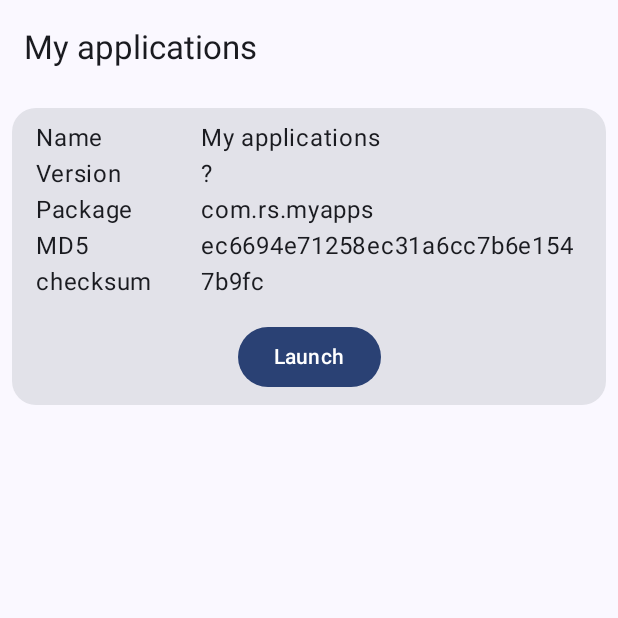
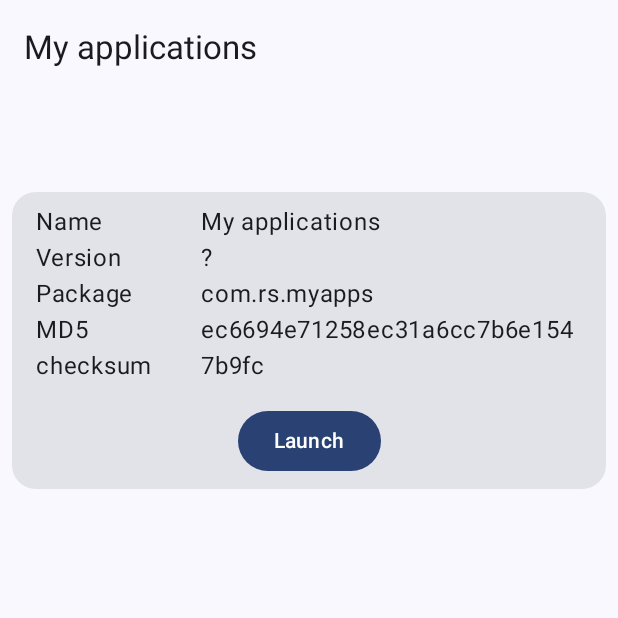
Before and after one commit to vicpls/MyApps, an Android app built with Jetpack Compose: the screen it shows after launch (MainActivity), after a tap on "My applications", on a phone screen of 412 x 824 dp, the top half of it. Run offline under Robolectric (Android 15) with nearby library versions, the phone set to English and light mode, and no system bars; our stand-ins replace Dagger/Hilt's generated code; libraries missing offline, so code that uses them is left out: androidx.hilt.lifecycle.

```diff
--- a/app/src/main/java/com/rs/myapps/data/CheckSumUseCase.kt
+++ b/app/src/main/java/com/rs/myapps/data/CheckSumUseCase.kt
@@ -27,16 +27,11 @@ class CheckSumUseCase(
                 val byteArray = ByteArray(1024)
                 var bytesCount: Int
 
-                var debCount = 0
-
                 FileInputStream(apkFile).use { fis ->
                     while ((fis.read(byteArray).also { bytesCount = it }) != -1) {
                         digest.update(byteArray, 0, bytesCount)
-                        if (++debCount % 10 ==0) Log.d(LTAG, "C= $debCount") //todo for debug only
                     }
                 }
-
-                Log.d(LTAG, "lenth= ${digest.digestLength}")
 
                 return@runCatching digest.digest()
             }
--- a/app/src/main/java/com/rs/myapps/ui/NavGraph.kt
+++ b/app/src/main/java/com/rs/myapps/ui/NavGraph.kt
@@ -9,7 +9,7 @@ import androidx.navigation.compose.composable
 import androidx.navigation.createGraph
 import androidx.navigation.toRoute
 import com.rs.myapps.ui.app_scr.AppScreen
-import com.rs.myapps.ui.main_scr.HomeScreen
+import com.rs.myapps.ui.home_scr.HomeScreen
 import kotlinx.serialization.Serializable
 
 @Serializable
--- a/app/src/main/java/com/rs/myapps/ui/main_scr/HomeScreen.kt
+++ b/app/src/main/java/com/rs/myapps/ui/home_scr/HomeScreen.kt
@@ -1,35 +1,28 @@
-package com.rs.myapps.ui.main_scr
+package com.rs.myapps.ui.home_scr
 
 import androidx.compose.foundation.clickable
 import androidx.compose.foundation.layout.Arrangement
 import androidx.compose.foundation.layout.Column
 import androidx.compose.foundation.layout.PaddingValues
-import androidx.compose.foundation.layout.Row
-import androidx.compose.foundation.layout.Spacer
 import androidx.compose.foundation.layout.fillMaxHeight
 import androidx.compose.foundation.layout.fillMaxWidth
-import androidx.compose.foundation.layout.height
 import androidx.compose.foundation.layout.padding
-import androidx.compose.foundation.layout.width
 import androidx.compose.foundation.lazy.LazyColumn
 import androidx.compose.foundation.lazy.itemsIndexed
 import androidx.compose.foundation.shape.RoundedCornerShape
 import androidx.compose.material3.Card
-import androidx.compose.material3.Divider
 import androidx.compose.material3.HorizontalDivider
 import androidx.compose.material3.Text
 import androidx.compose.runtime.Composable
 import androidx.compose.runtime.LaunchedEffect
 import androidx.compose.ui.Modifier
-import androidx.compose.ui.res.painterResource
-import androidx.compose.ui.res.stringResource
 import androidx.compose.ui.text.style.TextAlign
 import androidx.compose.ui.tooling.preview.Preview
 import androidx.compose.ui.unit.dp
 import androidx.compose.ui.unit.sp
 import androidx.hilt.lifecycle.viewmodel.compose.hiltViewModel
-import com.rs.myapps.R
 import com.rs.myapps.data.AppInf
+import com.rs.myapps.ui.main_scr.OnClickHandle
 import com.rs.myapps.ui.theme.MyAppsTheme
 
 @Composable
@@ -83,7 +76,13 @@ fun AppItem(index: Int, appInf: AppInf, onClick: OnClickHandle){
             Text(fontSize = 20.sp, text = appInf.name)
 //            Spacer(Modifier.height(8.dp))
             HorizontalDivider(Modifier.padding(horizontal = 0.dp, vertical = 4.dp), thickness = 1.dp)
-            Text(modifier = Modifier.fillMaxWidth(), textAlign = TextAlign.Right, text = appInf.pack)
+
+            Text(
+                modifier = Modifier.fillMaxWidth(),
+                textAlign = TextAlign.Right,
+                text = appInf.pack,
+                fontSize = 14.sp
+            )
         }
     }
 }
--- a/app/src/main/java/com/rs/myapps/ui/main_scr/HomeScreenVM.kt
+++ b/app/src/main/java/com/rs/myapps/ui/home_scr/HomeScreenVM.kt
@@ -1,4 +1,4 @@
-package com.rs.myapps.ui.main_scr
+package com.rs.myapps.ui.home_scr
 
 import android.content.Context
 import android.content.pm.PackageManager
@@ -7,6 +7,7 @@ import androidx.compose.runtime.MutableState
 import androidx.compose.runtime.mutableStateOf
 import androidx.lifecycle.ViewModel
 import androidx.lifecycle.viewModelScope
+import com.rs.myapps.LTAG
 import com.rs.myapps.data.AppInf
 import dagger.hilt.android.lifecycle.HiltViewModel
 import dagger.hilt.android.qualifiers.ApplicationContext
@@ -15,7 +16,7 @@ import kotlinx.coroutines.flow.asSharedFlow
 import kotlinx.coroutines.launch
 import javax.inject.Inject
 
-const val LTAG = com.rs.myapps.LTAG + ".HomeScrVM"
+const val LTAG = LTAG + ".HomeScrVM"
 
 @HiltViewModel
 class HomeScreenVM @Inject constructor(@ApplicationContext context: Context) : ViewModel() {
@@ -46,7 +47,7 @@ class HomeScreenVM @Inject constructor(@ApplicationContext context: Context) : V
 
     fun onAppClick(index: Int){
         viewState.value.apps[index].apply {
-            Log.d(LTAG,"$name : $pack")
+            Log.d(com.rs.myapps.ui.home_scr.LTAG,"$name : $pack")
             viewModelScope.launch { _navEvent.emit(viewState.value.apps[index]) }
         }
 
--- a/app/src/main/java/com/rs/myapps/ui/main_scr/MainScreen.kt
+++ b/app/src/main/java/com/rs/myapps/ui/main_scr/MainScreen.kt
@@ -1,6 +1,7 @@
 package com.rs.myapps.ui.main_scr
 
 import androidx.compose.foundation.layout.fillMaxSize
+import androidx.compose.foundation.layout.height
 import androidx.compose.foundation.layout.padding
 import androidx.compose.material3.ExperimentalMaterial3Api
 import androidx.compose.material3.Scaffold
@@ -16,7 +17,7 @@ import androidx.compose.runtime.mutableStateOf
 import androidx.compose.runtime.remember
 import androidx.compose.ui.Modifier
 import androidx.compose.ui.res.stringResource
-import androidx.compose.ui.tooling.preview.Preview
+import androidx.compose.ui.unit.dp
 import androidx.navigation.compose.NavHost
 import androidx.navigation.compose.rememberNavController
 import com.rs.myapps.R
@@ -45,7 +46,9 @@ fun MainScreen() {
                 modifier = Modifier.fillMaxSize(),
                 topBar = {
                     TopAppBar(
-                        title = { Text(stringResource(R.string.app_name)) })
+                        modifier = Modifier.height(120.dp),
+                        title = { Text(stringResource(R.string.app_name)) },
+                    )
                 },
 
                 snackbarHost = {
@@ -67,9 +70,3 @@ fun MainScreen() {
         }
     }
 }
-
-@Preview(showBackground = true)
-@Composable
-fun MainScreenPreview(){
-    MainScreen()
-}
```
